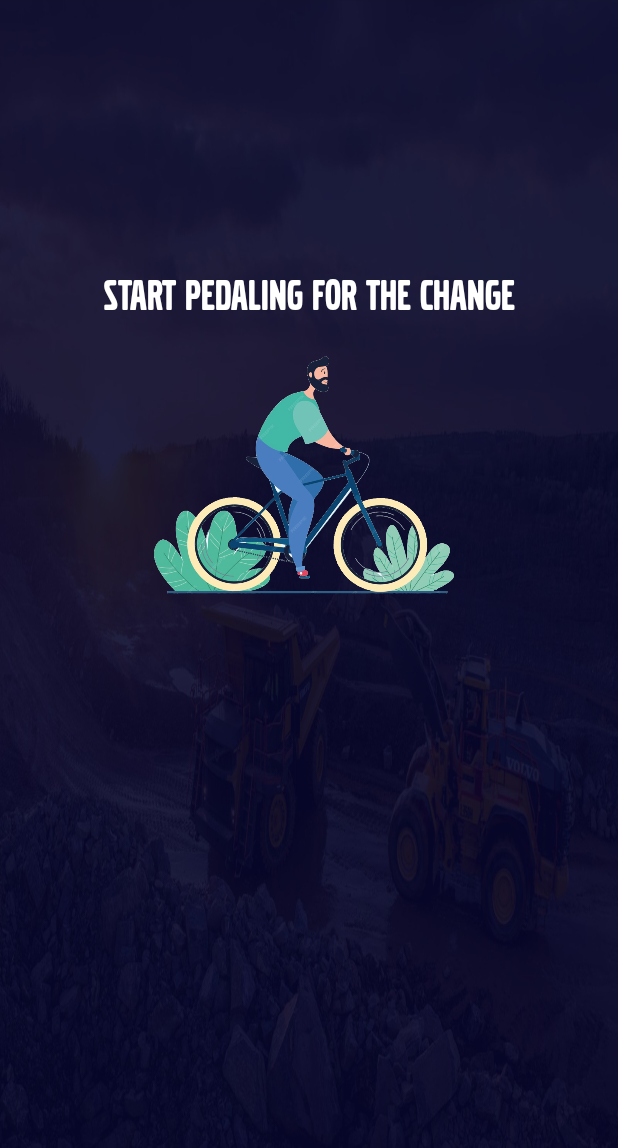
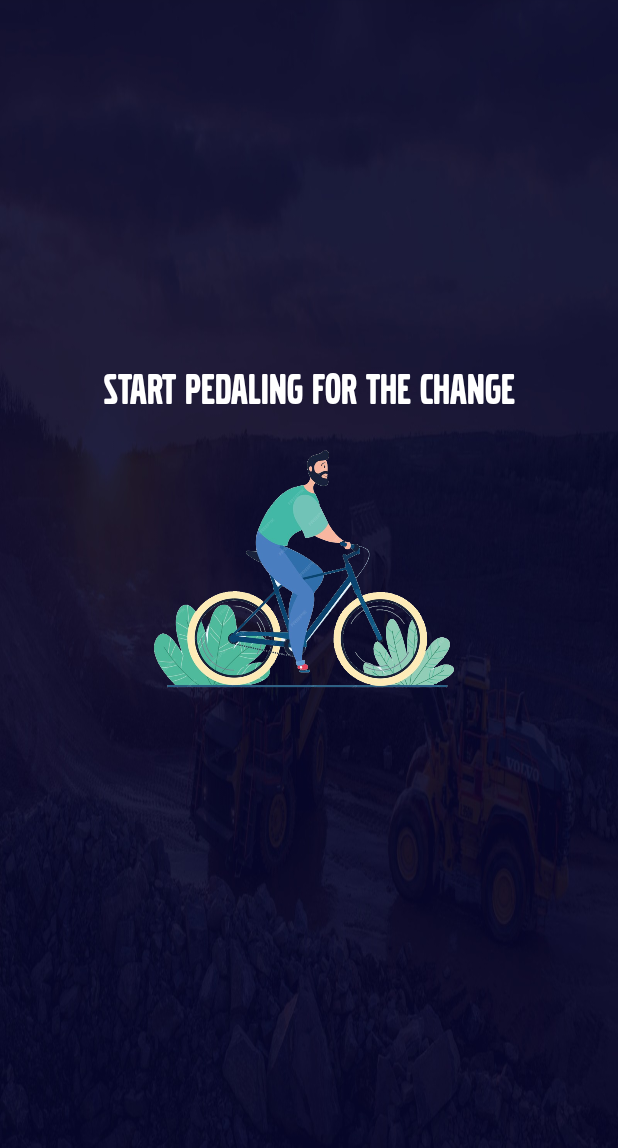
Before and after one commit to jaykaria03/cycle_eaas, an Android app: the screen it shows after launch (MainActivity), on a phone screen of 412 x 824 dp, the part 88-1236 px from its top. Run offline under Robolectric (Android 15) with nearby library versions, the phone set to English and light mode, and no system bars.

Commit message:
UI changes

```diff
--- a/app/src/main/res/layout/activity_main.xml
+++ b/app/src/main/res/layout/activity_main.xml
@@ -11,7 +11,8 @@
         android:layout_width="match_parent"
         android:layout_height="wrap_content"
         android:textSize="24dp"
-        android:visibility="gone"
+        android:layout_marginTop="-100dp"
+        android:visibility="visible"
         android:textColor="@color/teal_700"/>
 
     <TextView
@@ -20,7 +21,8 @@
         android:layout_height="wrap_content"
         android:layout_marginTop="10dp"
         android:textSize="24dp"
-        android:visibility="gone"
+        android:layout_marginBottom="50dp"
+        android:visibility="visible"
         android:textColor="@color/teal_700"/>
 
     <TextView
@@ -35,7 +37,6 @@
     <TextView
         android:layout_width="match_parent"
         android:layout_height="wrap_content"
-        android:layout_marginTop="-100dp"
         android:textSize="30dp"
         android:text="START PEDALING FOR THE CHANGE"
         android:fontFamily="@font/volvo_broad_pro"
@@ -48,7 +49,7 @@
         android:layout_width="match_parent"
         android:layout_height="wrap_content"
         android:layout_marginTop="40dp"
-        android:textSize="70dp"
+        android:textSize="170dp"
         android:text="EAAS"
         android:fontFamily="@font/volvo_broad_pro"
         android:gravity="center"
```
Also changed, not shown: app/src/main/java/com/bletest/MainActivity.kt (+16 -15 lines).
